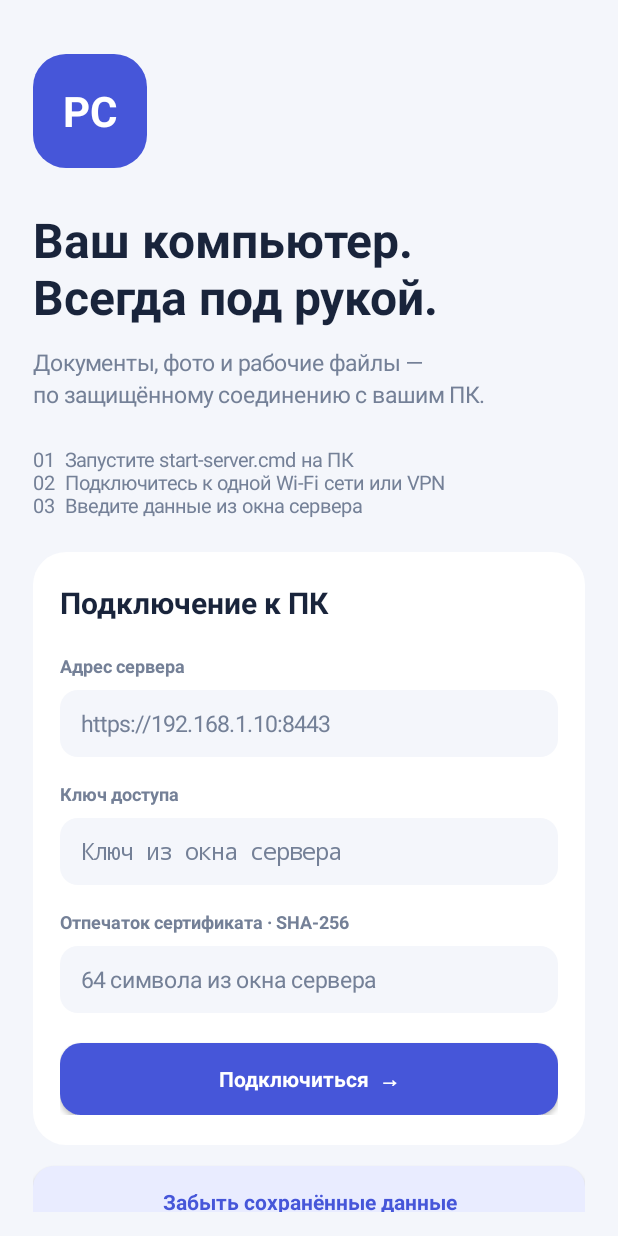
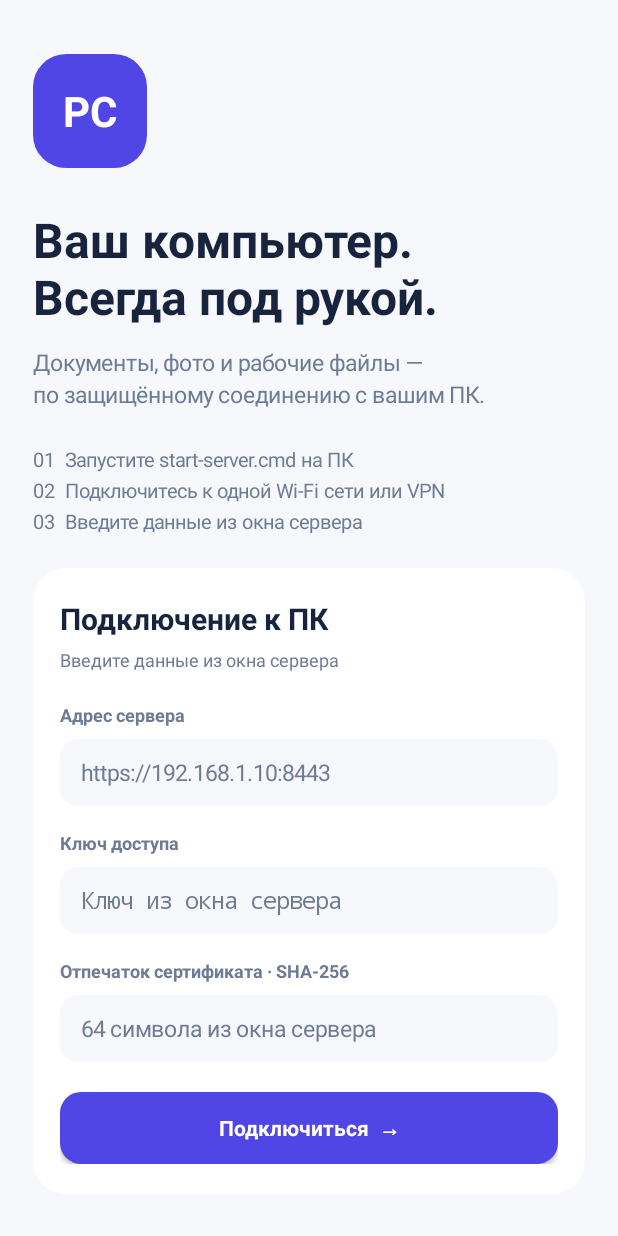
Before and after one commit to ProJabka/pc-remote, an Android app: the screen it shows after launch (MainActivity), on a phone screen of 412 x 824 dp. Run offline under Robolectric (Android 15) with nearby library versions, the phone set to English and light mode, and no system bars; pictures from the network do not load.

Commit message:
Fix build setup and refresh app design

```diff
--- a/android/app/src/main/java/ru/pcremote/app/MainActivity.java
+++ b/android/app/src/main/java/ru/pcremote/app/MainActivity.java
@@ -33,8 +33,8 @@ import java.util.concurrent.ExecutorService;
 import java.util.concurrent.Executors;
 
 public final class MainActivity extends Activity {
-    private static final int BG = 0xFFF4F6FB, INK = 0xFF19243B, MUTED = 0xFF748097;
-    private static final int ACCENT = 0xFF4656D9, WHITE = Color.WHITE;
+    private static final int BG = 0xFFF7F8FC, INK = 0xFF18243D, MUTED = 0xFF6E7B95;
+    private static final int ACCENT = 0xFF4F46E5, WHITE = Color.WHITE;
     private static final int PICK_UPLOAD = 101, PICK_DOWNLOAD = 102;
     private final ExecutorService worker = Executors.newSingleThreadExecutor();
     private final List<Entry> entries = new ArrayList<>(), filtered = new ArrayList<>();
@@ -123,6 +123,7 @@ public final class MainActivity extends Activity {
         root = column();
         root.setBackgroundColor(BG);
         root.setPadding(dp(22), dp(16), dp(22), dp(16));
+        root.setClipToPadding(false);
         root.setOnApplyWindowInsetsListener((view, insets) -> {
             view.setPadding(dp(22) + insets.getSystemWindowInsetLeft(),
                     dp(16) + insets.getSystemWindowInsetTop(),
@@ -151,13 +152,16 @@ public final class MainActivity extends Activity {
         TextView intro = text("Документы, фото и рабочие файлы —\nпо защищённому соединению с вашим ПК.", 15, MUTED, false);
         intro.setLineSpacing(dp(4), 1);
         add(body, intro, 12);
-        add(body, text("01  Запустите start-server.cmd на ПК\n02  Подключитесь к одной Wi-Fi сети или VPN\n03  Введите данные из окна сервера", 13, MUTED, false), 24);
+        TextView steps = text("01  Запустите start-server.cmd на ПК\n02  Подключитесь к одной Wi-Fi сети или VPN\n03  Введите данные из окна сервера", 13, MUTED, false);
+        steps.setLineSpacing(dp(5), 1);
+        add(body, steps, 24);
 
         LinearLayout card = column();
         card.setPadding(dp(18), dp(20), dp(18), dp(20));
         card.setBackground(shape(WHITE, 22));
         add(body, card, 22);
         add(card, text("Подключение к ПК", 20, INK, true), 0);
+        add(card, text("Введите данные из окна сервера", 12, MUTED, false), 5);
         add(card, text("Адрес сервера", 12, MUTED, true), 20);
         address = input("https://192.168.1.10:8443",
                 InputType.TYPE_CLASS_TEXT | InputType.TYPE_TEXT_VARIATION_URI);
@@ -265,14 +269,14 @@ public final class MainActivity extends Activity {
         add(root, header, 0);
         LinearLayout shareCard = column();
         shareCard.setPadding(dp(18), dp(16), dp(18), dp(16));
-        shareCard.setBackground(shape(ACCENT, 20));
+        shareCard.setBackground(shape(ACCENT, 22));
         shareCard.addView(text("ОБЩАЯ ПАПКА", 10, 0xFFC7CEFF, true));
         add(shareCard, text(folder, 22, WHITE, true), 6);
         add(shareCard, text(readOnly ? "Только чтение · файлы остаются на ПК"
                 : "Ваши файлы — без облака и посредников", 12, 0xFFE0E4FF, false), 5);
         add(root, shareCard, 20);
         search = input("Поиск в текущей папке", InputType.TYPE_CLASS_TEXT);
-        search.setBackground(shape(WHITE, 14));
+        search.setBackground(shape(WHITE, 16));
         add(root, search, 18);
         search.addTextChangedListener(new TextWatcher() {
             public void beforeTextChanged(CharSequence s, int start, int count, int after) {}
--- a/android/app/src/main/res/values/styles.xml
+++ b/android/app/src/main/res/values/styles.xml
@@ -1,12 +1,12 @@
 <resources xmlns:tools="http://schemas.android.com/tools">
     <style name="AppTheme" parent="android:style/Theme.Material.Light.NoActionBar">
         <item name="android:fontFamily">sans</item>
-        <item name="android:colorAccent">#4656D9</item>
+        <item name="android:colorAccent">#4F46E5</item>
         <item name="android:windowLightStatusBar">true</item>
         <item name="android:statusBarColor">#F4F6FB</item>
         <item name="android:navigationBarColor">#F4F6FB</item>
         <item name="android:windowLightNavigationBar" tools:targetApi="27">true</item>
         <item name="android:windowActionModeOverlay">true</item>
-        <item name="android:windowBackground">#F4F6FB</item>
+        <item name="android:windowBackground">#F7F8FC</item>
     </style>
 </resources>
```
Also changed, not shown: 1 other file.
